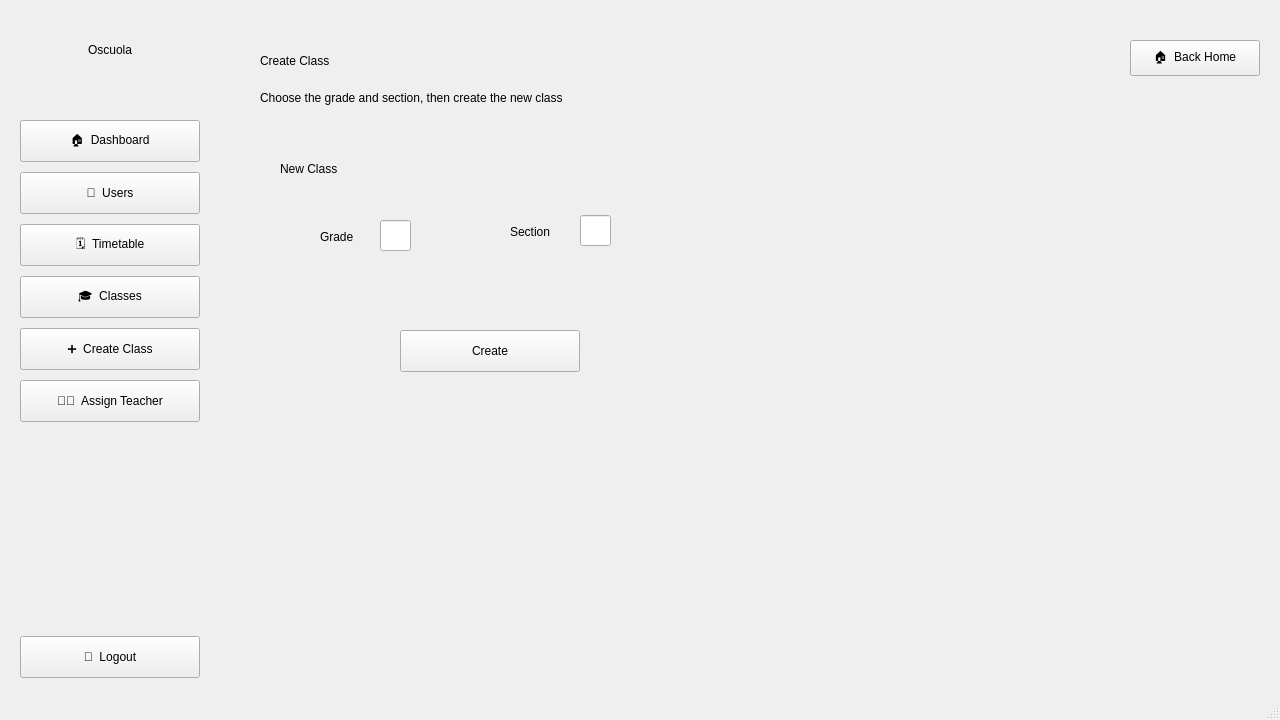
mohamed-adhd/Oscuola, file Oscuola/mainwindow.ui: the form before one commit.
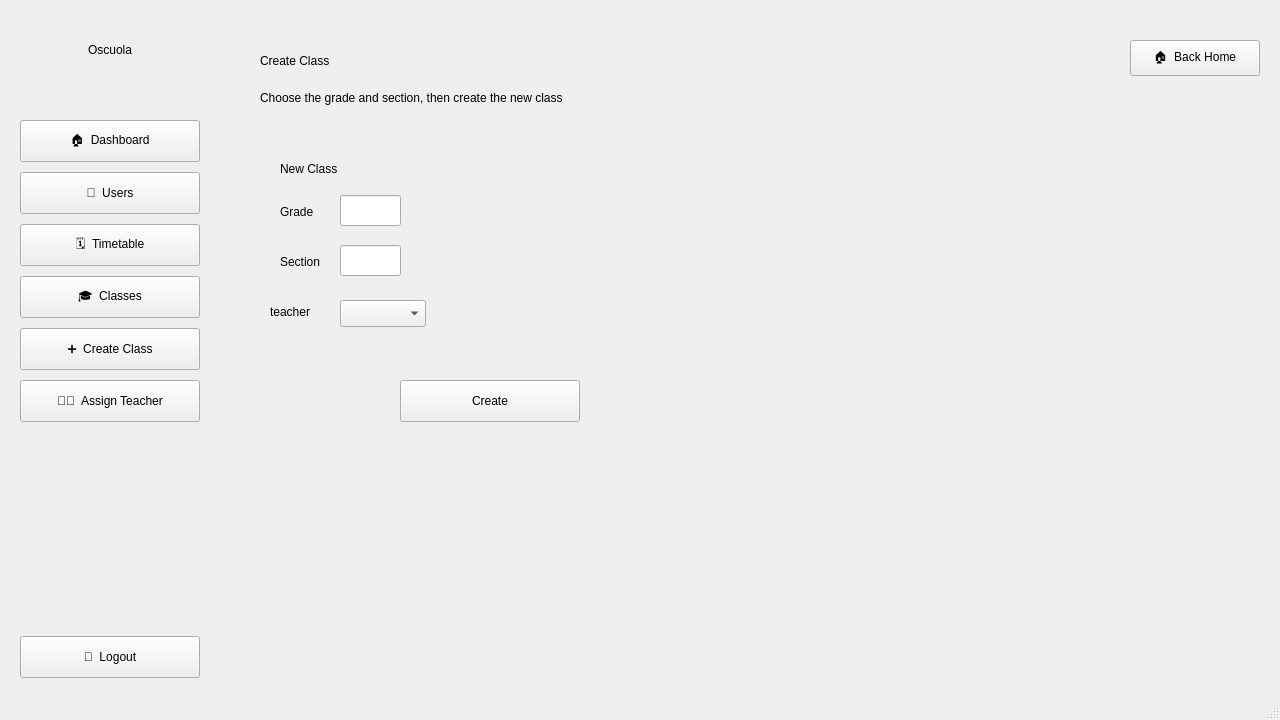
The form after the commit. The open tabs and pages were chosen to show the change.

```diff
--- a/Oscuola/mainwindow.ui
+++ b/Oscuola/mainwindow.ui
@@ -5881,7 +5881,7 @@
         <x>260</x>
         <y>140</y>
         <width>481</width>
-        <height>161</height>
+        <height>221</height>
        </rect>
       </property>
       <widget class="QLabel" name="panel_title_create_class">
@@ -5900,8 +5900,8 @@
       <widget class="QLabel" name="create_class_grade_label">
        <property name="geometry">
         <rect>
-         <x>60</x>
-         <y>85</y>
+         <x>20</x>
+         <y>60</y>
          <width>61</width>
          <height>24</height>
         </rect>
@@ -5913,8 +5913,8 @@
       <widget class="QLabel" name="create_class_section_label">
        <property name="geometry">
         <rect>
-         <x>250</x>
-         <y>80</y>
+         <x>20</x>
+         <y>110</y>
          <width>61</width>
          <height>24</height>
         </rect>
@@ -5926,9 +5926,9 @@
       <widget class="QLineEdit" name="lineEdit">
        <property name="geometry">
         <rect>
-         <x>120</x>
-         <y>80</y>
-         <width>31</width>
+         <x>80</x>
+         <y>55</y>
+         <width>61</width>
          <height>31</height>
         </rect>
        </property>
@@ -5936,19 +5936,32 @@
       <widget class="QLineEdit" name="lineEdit_2">
        <property name="geometry">
         <rect>
-         <x>320</x>
-         <y>75</y>
-         <width>31</width>
+         <x>80</x>
+         <y>105</y>
+         <width>61</width>
          <height>31</height>
         </rect>
        </property>
       </widget>
+      <widget class="QLabel" name="create_class_section_label_2">
+       <property name="geometry">
+        <rect>
+         <x>10</x>
+         <y>160</y>
+         <width>61</width>
+         <height>24</height>
+        </rect>
+       </property>
+       <property name="text">
+        <string>teacher</string>
+       </property>
+      </widget>
      </widget>
      <widget class="QPushButton" name="admin_create_class_btn">
       <property name="geometry">
        <rect>
         <x>400</x>
-        <y>330</y>
+        <y>380</y>
         <width>180</width>
         <height>42</height>
        </rect>
@@ -5973,6 +5986,16 @@
        <string/>
       </property>
      </widget>
+     <widget class="QComboBox" name="teach_wsap">
+      <property name="geometry">
+       <rect>
+        <x>340</x>
+        <y>300</y>
+        <width>86</width>
+        <height>27</height>
+       </rect>
+      </property>
+     </widget>
     </widget>
     <widget class="QWidget" name="assign_teacher_admin">
      <widget class="QFrame" name="sidebar_admin_6">
```
